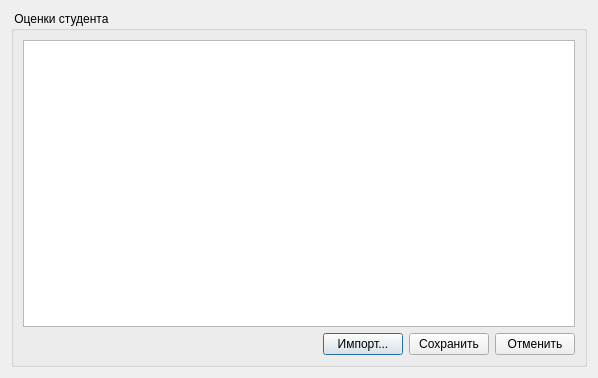
This is branches/assistant_serv_dbservice/marksdialog.ui in xjohncz/chsuass as Qt 5 draws it before an edit. The edited form follows.
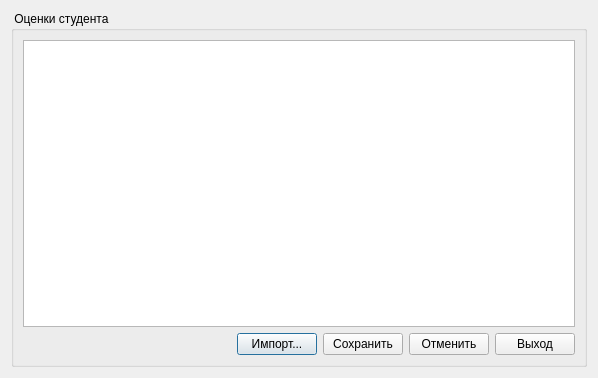
This is the edited form.

The edit to the form file:
```diff
--- a/branches/assistant_serv_dbservice/marksdialog.ui
+++ b/branches/assistant_serv_dbservice/marksdialog.ui
@@ -65,6 +65,13 @@
           </property>
          </widget>
         </item>
+        <item>
+         <widget class="QPushButton" name="closeButton">
+          <property name="text">
+           <string>Выход</string>
+          </property>
+         </widget>
+        </item>
        </layout>
       </item>
      </layout>
```
